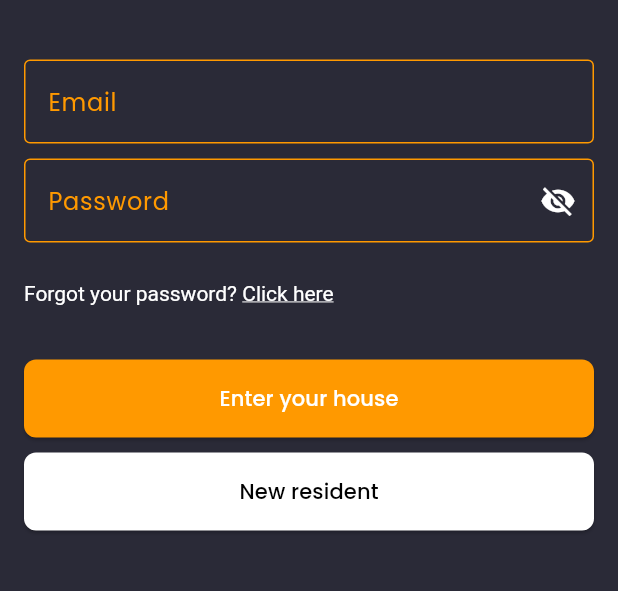
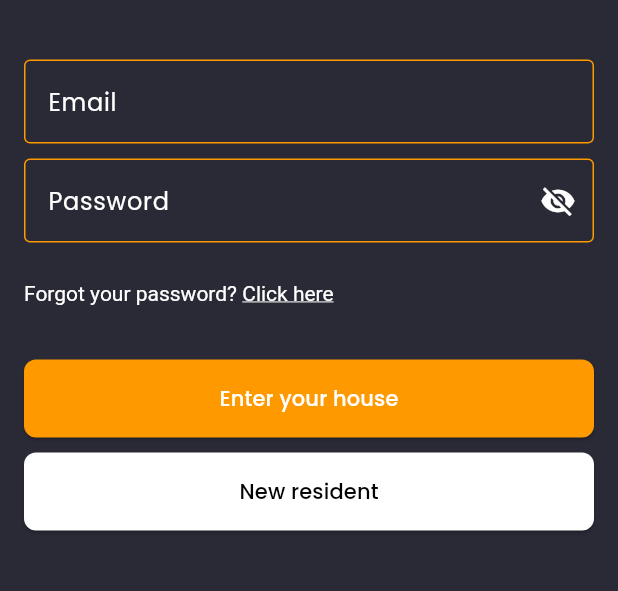
Before and after one commit to KempDewulf/envirosense-app, a Flutter app: the screen it shows after launch, after a tap on "Skip", on a phone screen of 412 x 824 dp, the part 503-1094 px from its top. Run offline on Flutter 3.47's test engine with Material 3 defaults, Android fonts, the phone set to English and light mode, and no system bars; our stand-ins replace dotted_border, firebase_auth, firebase_core, fl_chart, flutter_dotenv, google_fonts and 2 more; missing offline and left inert: mobile_scanner; accounts and stored records are empty.

Commit message:
feat: add customizable label and hint colors to CustomTextFormField

```diff
--- a/lib/presentation/views/login_screen.dart
+++ b/lib/presentation/views/login_screen.dart
@@ -163,6 +163,7 @@ class _LoginScreenState extends State<LoginScreen> {
                 // Email field
                 CustomTextFormField(
                   labelText: 'Email',
+                  labelColor: AppColors.whiteColor,
                   keyboardType: TextInputType.emailAddress,
                   controller: _emailController,
                   validator: ValidationService.validateEmail,
@@ -172,6 +173,7 @@ class _LoginScreenState extends State<LoginScreen> {
                 // Password field
                 CustomTextFormField(
                   labelText: 'Password',
+                  labelColor: AppColors.whiteColor,
                   controller: _passwordController,
                   obscureText: _obscureText,
                   suffixIcon: IconButton(
--- a/lib/presentation/widgets/custom_text_form_field.dart
+++ b/lib/presentation/widgets/custom_text_form_field.dart
@@ -3,6 +3,9 @@ import 'package:envirosense/core/constants/colors.dart';
 
 class CustomTextFormField extends StatelessWidget {
   final String labelText;
+  final Color labelColor;
+  final String? hintText;
+  final Color hintColor;
   final bool obscureText;
   final TextEditingController? controller;
   final Widget? suffixIcon;
@@ -15,6 +18,9 @@ class CustomTextFormField extends StatelessWidget {
     required this.labelText,
     this.obscureText = false,
     this.controller,
+    this.hintText,
+    this.labelColor = AppColors.secondaryColor,
+    this.hintColor = AppColors.secondaryColor,
     this.suffixIcon,
     this.validator,
     this.focusNode,
@@ -29,14 +35,24 @@ class CustomTextFormField extends StatelessWidget {
       style: const TextStyle(color: AppColors.whiteColor),
       decoration: InputDecoration(
         labelText: labelText,
-        labelStyle: const TextStyle(color: AppColors.secondaryColor),
-        border: const OutlineInputBorder(borderSide: BorderSide(color: AppColors.secondaryColor),),
-        enabledBorder: const OutlineInputBorder(borderSide: BorderSide(color: AppColors.secondaryColor),),
-        focusedBorder: const OutlineInputBorder(borderSide: BorderSide(color: AppColors.secondaryColor, width: 2),),
+        hintText: hintText,
+        hintStyle: TextStyle(color: hintColor),
+        labelStyle: TextStyle(color: labelColor),
+        border: const OutlineInputBorder(
+          borderSide: BorderSide(color: AppColors.secondaryColor),
+        ),
+        enabledBorder: const OutlineInputBorder(
+          borderSide: BorderSide(color: AppColors.secondaryColor),
+        ),
+        focusedBorder: const OutlineInputBorder(
+          borderSide: BorderSide(color: AppColors.secondaryColor, width: 2),
+        ),
         floatingLabelBehavior: FloatingLabelBehavior.auto,
         floatingLabelStyle: const TextStyle(color: AppColors.whiteColor),
-        errorBorder: const OutlineInputBorder(borderSide: BorderSide(color: Colors.red)),
-        focusedErrorBorder: const OutlineInputBorder(borderSide: BorderSide(color: Colors.red)),
+        errorBorder:
+            const OutlineInputBorder(borderSide: BorderSide(color: Colors.red)),
+        focusedErrorBorder:
+            const OutlineInputBorder(borderSide: BorderSide(color: Colors.red)),
         suffixIcon: suffixIcon,
       ),
       keyboardType: keyboardType,
```
